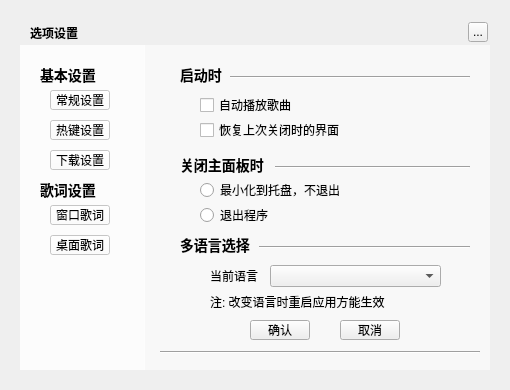
Qt form ui/core-widget/musicsettingwidget.ui (Greedysky/TTKMusicPlayer) before a commit.
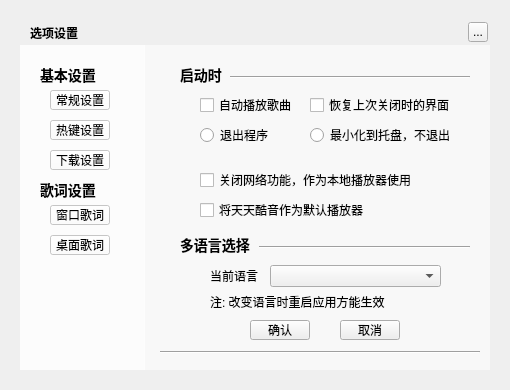
The same form after that commit. Custom widgets are drawn as their Qt base class.

Commit message: update settingWidget of add some keys[641205]

Patch:
```diff
--- a/ui/core-widget/musicsettingwidget.ui
+++ b/ui/core-widget/musicsettingwidget.ui
@@ -86,24 +86,6 @@
       <string>启动时</string>
      </property>
     </widget>
-    <widget class="QLabel" name="windowSetShowInfoWidget">
-     <property name="geometry">
-      <rect>
-       <x>20</x>
-       <y>110</y>
-       <width>100</width>
-       <height>20</height>
-      </rect>
-     </property>
-     <property name="styleSheet">
-      <string notr="true">background-color:transparent;
-font-size:14px;
-font-weight:bold;;</string>
-     </property>
-     <property name="text">
-      <string>关闭主面板时</string>
-     </property>
-    </widget>
     <widget class="QCheckBox" name="autoPlayCheckBox">
      <property name="geometry">
       <rect>
@@ -120,8 +102,8 @@
     <widget class="QCheckBox" name="backPlayCheckBox">
      <property name="geometry">
       <rect>
-       <x>40</x>
-       <y>75</y>
+       <x>150</x>
+       <y>50</y>
        <width>140</width>
        <height>20</height>
       </rect>
@@ -133,8 +115,8 @@
     <widget class="QRadioButton" name="minimumRadioBox">
      <property name="geometry">
       <rect>
-       <x>40</x>
-       <y>135</y>
+       <x>150</x>
+       <y>80</y>
        <width>140</width>
        <height>20</height>
       </rect>
@@ -147,7 +129,7 @@
      <property name="geometry">
       <rect>
        <x>40</x>
-       <y>160</y>
+       <y>80</y>
        <width>70</width>
        <height>20</height>
       </rect>
@@ -169,19 +151,6 @@
       <enum>Qt::Horizontal</enum>
      </property>
     </widget>
-    <widget class="Line" name="line_F2">
-     <property name="geometry">
-      <rect>
-       <x>115</x>
-       <y>120</y>
-       <width>195</width>
-       <height>5</height>
-      </rect>
-     </property>
-     <property name="orientation">
-      <enum>Qt::Horizontal</enum>
-     </property>
-    </widget>
     <widget class="QLabel" name="multiLanguageChoiceWidget">
      <property name="geometry">
       <rect>
@@ -255,6 +224,32 @@
       <set>Qt::AlignLeading|Qt::AlignLeft|Qt::AlignVCenter</set>
      </property>
     </widget>
+    <widget class="QCheckBox" name="closeNetWorkCheckBox">
+     <property name="geometry">
+      <rect>
+       <x>40</x>
+       <y>125</y>
+       <width>221</width>
+       <height>20</height>
+      </rect>
+     </property>
+     <property name="text">
+      <string>关闭网络功能，作为本地播放器使用</string>
+     </property>
+    </widget>
+    <widget class="QCheckBox" name="setDefalutPlayerCheckBox">
+     <property name="geometry">
+      <rect>
+       <x>40</x>
+       <y>155</y>
+       <width>221</width>
+       <height>20</height>
+      </rect>
+     </property>
+     <property name="text">
+      <string>将天天酷音作为默认播放器</string>
+     </property>
+    </widget>
    </widget>
    <widget class="QWidget" name="second">
     <widget class="Line" name="line_S1">
```
The commit also changes 1 other file.
